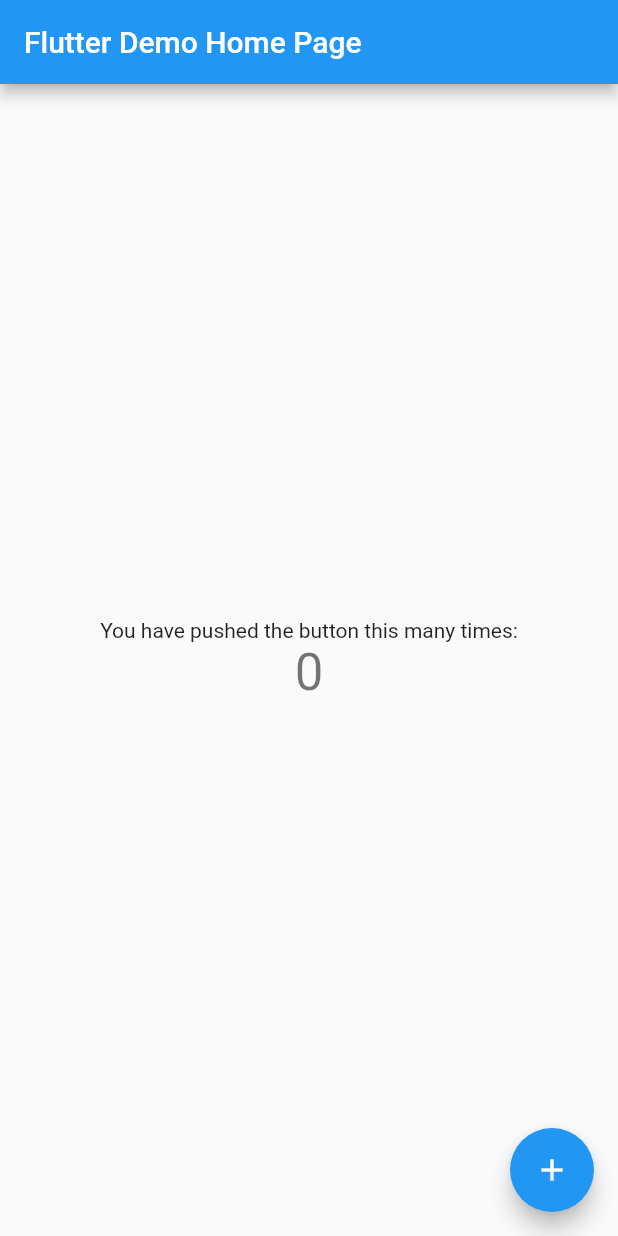
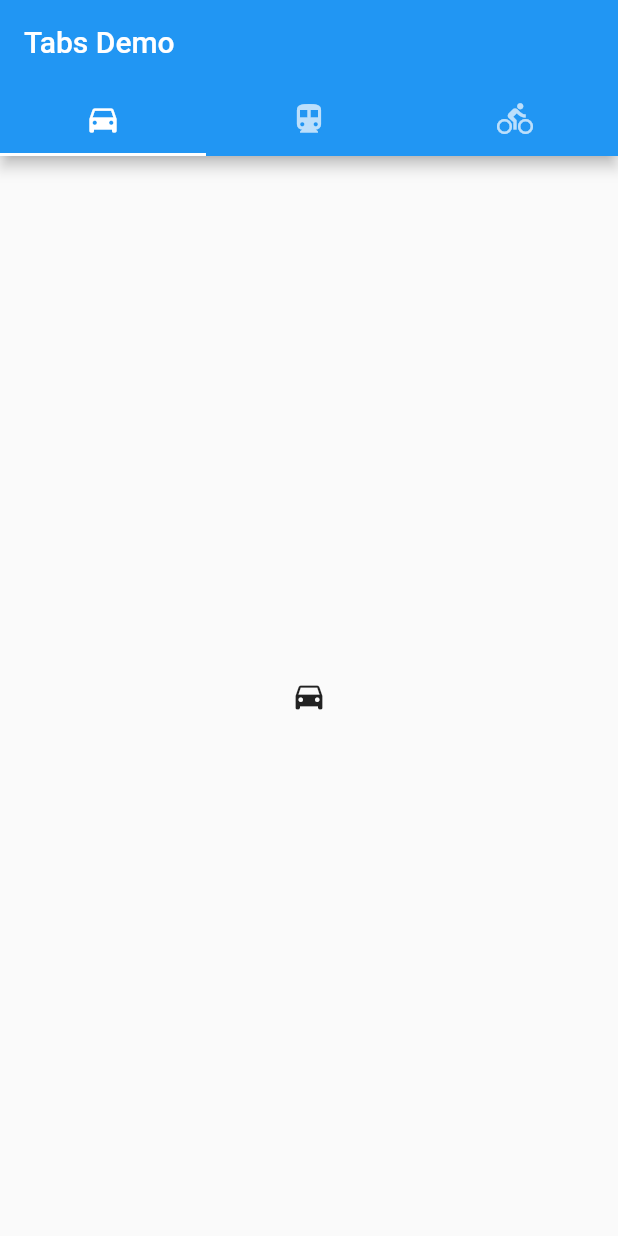
Before and after one commit to subeg7/Flutter-Tab-View-with-Unions, a Flutter app: the screen it shows after launch, on a phone screen of 412 x 824 dp. Run offline on Flutter 3.47's test engine with Material 2 defaults, Android fonts, the phone set to English and light mode, and no system bars.

Commit message:
Init tabs

```diff
--- a/lib/main.dart
+++ b/lib/main.dart
@@ -7,109 +7,51 @@
 class MyApp extends StatelessWidget {
   const MyApp({Key? key}) : super(key: key);
 
-  // This widget is the root of your application.
   @override
   Widget build(BuildContext context) {
     return MaterialApp(
       title: 'Flutter Demo',
       theme: ThemeData(
-        // This is the theme of your application.
-        //
-        // Try running your application with "flutter run". You'll see the
-        // application has a blue toolbar. Then, without quitting the app, try
-        // changing the primarySwatch below to Colors.green and then invoke
-        // "hot reload" (press "r" in the console where you ran "flutter run",
-        // or simply save your changes to "hot reload" in a Flutter IDE).
-        // Notice that the counter didn't reset back to zero; the application
-        // is not restarted.
         primarySwatch: Colors.blue,
       ),
-      home: const MyHomePage(title: 'Flutter Demo Home Page'),
+      home: const HomeView(title: 'Flutter Demo Home Page'),
     );
   }
 }
 
-class MyHomePage extends StatefulWidget {
-  const MyHomePage({Key? key, required this.title}) : super(key: key);
-
-  // This widget is the home page of your application. It is stateful, meaning
-  // that it has a State object (defined below) that contains fields that affect
-  // how it looks.
-
-  // This class is the configuration for the state. It holds the values (in this
-  // case the title) provided by the parent (in this case the App widget) and
-  // used by the build method of the State. Fields in a Widget subclass are
-  // always marked "final".
+class HomeView extends StatefulWidget {
+  const HomeView({Key? key, required this.title}) : super(key: key);
 
   final String title;
 
   @override
-  State<MyHomePage> createState() => _MyHomePageState();
+  State<HomeView> createState() => _HomeViewState();
 }
 
-class _MyHomePageState extends State<MyHomePage> {
-  int _counter = 0;
-
-  void _incrementCounter() {
-    setState(() {
-      // This call to setState tells the Flutter framework that something has
-      // changed in this State, which causes it to rerun the build method below
-      // so that the display can reflect the updated values. If we changed
-      // _counter without calling setState(), then the build method would not be
-      // called again, and so nothing would appear to happen.
-      _counter++;
-    });
-  }
-
+class _HomeViewState extends State<HomeView> {
   @override
   Widget build(BuildContext context) {
-    // This method is rerun every time setState is called, for instance as done
-    // by the _incrementCounter method above.
-    //
-    // The Flutter framework has been optimized to make rerunning build methods
-    // fast, so that you can just rebuild anything that needs updating rather
-    // than having to individually change instances of widgets.
-    return Scaffold(
-      appBar: AppBar(
-        // Here we take the value from the MyHomePage object that was created by
-        // the App.build method, and use it to set our appbar title.
-        title: Text(widget.title),
-      ),
-      body: Center(
-        // Center is a layout widget. It takes a single child and positions it
-        // in the middle of the parent.
-        child: Column(
-          // Column is also a layout widget. It takes a list of children and
-          // arranges them vertically. By default, it sizes itself to fit its
-          // children horizontally, and tries to be as tall as its parent.
-          //
-          // Invoke "debug painting" (press "p" in the console, choose the
-          // "Toggle Debug Paint" action from the Flutter Inspector in Android
-          // Studio, or the "Toggle Debug Paint" command in Visual Studio Code)
-          // to see the wireframe for each widget.
-          //
-          // Column has various properties to control how it sizes itself and
-          // how it positions its children. Here we use mainAxisAlignment to
-          // center the children vertically; the main axis here is the vertical
-          // axis because Columns are vertical (the cross axis would be
-          // horizontal).
-          mainAxisAlignment: MainAxisAlignment.center,
-          children: <Widget>[
-            const Text(
-              'You have pushed the button this many times:',
-            ),
-            Text(
-              '$_counter',
-              style: Theme.of(context).textTheme.headline4,
-            ),
+    return DefaultTabController(
+      length: 3,
+      child: Scaffold(
+        appBar: AppBar(
+          bottom: const TabBar(
+            tabs: [
+              Tab(icon: Icon(Icons.directions_car)),
+              Tab(icon: Icon(Icons.directions_transit)),
+              Tab(icon: Icon(Icons.directions_bike)),
+            ],
+          ),
+          title: const Text('Tabs Demo'),
+        ),
+        body: const TabBarView(
+          children: [
+            Icon(Icons.directions_car),
+            Icon(Icons.directions_transit),
+            Icon(Icons.directions_bike),
           ],
         ),
       ),
-      floatingActionButton: FloatingActionButton(
-        onPressed: _incrementCounter,
-        tooltip: 'Increment',
-        child: const Icon(Icons.add),
-      ), // This trailing comma makes auto-formatting nicer for build methods.
     );
   }
 }
```
